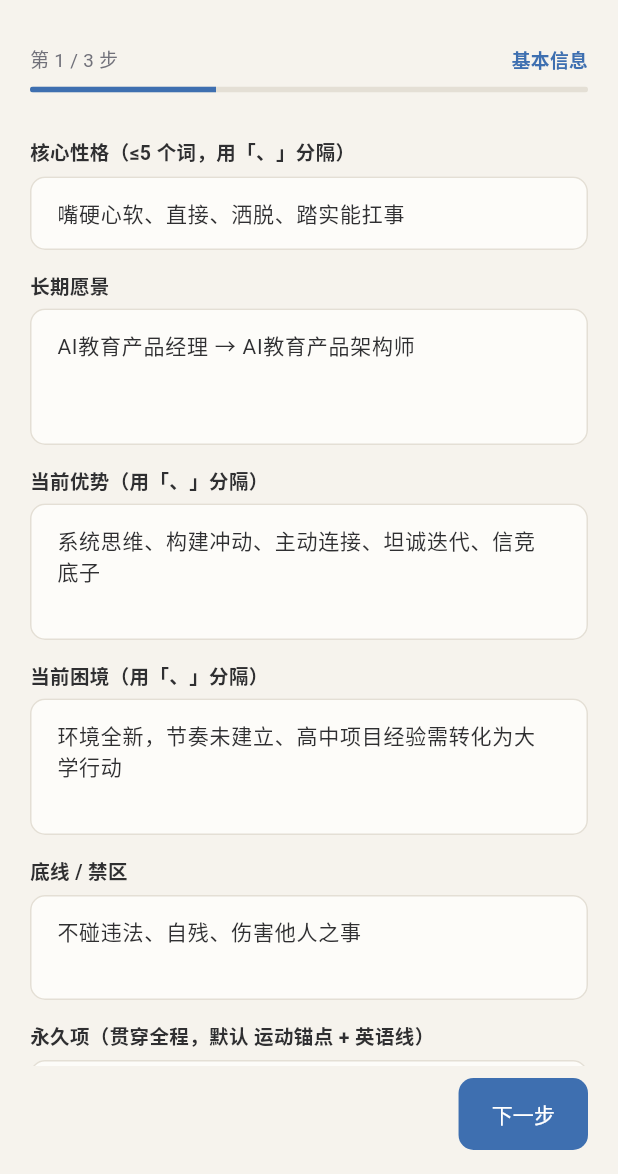
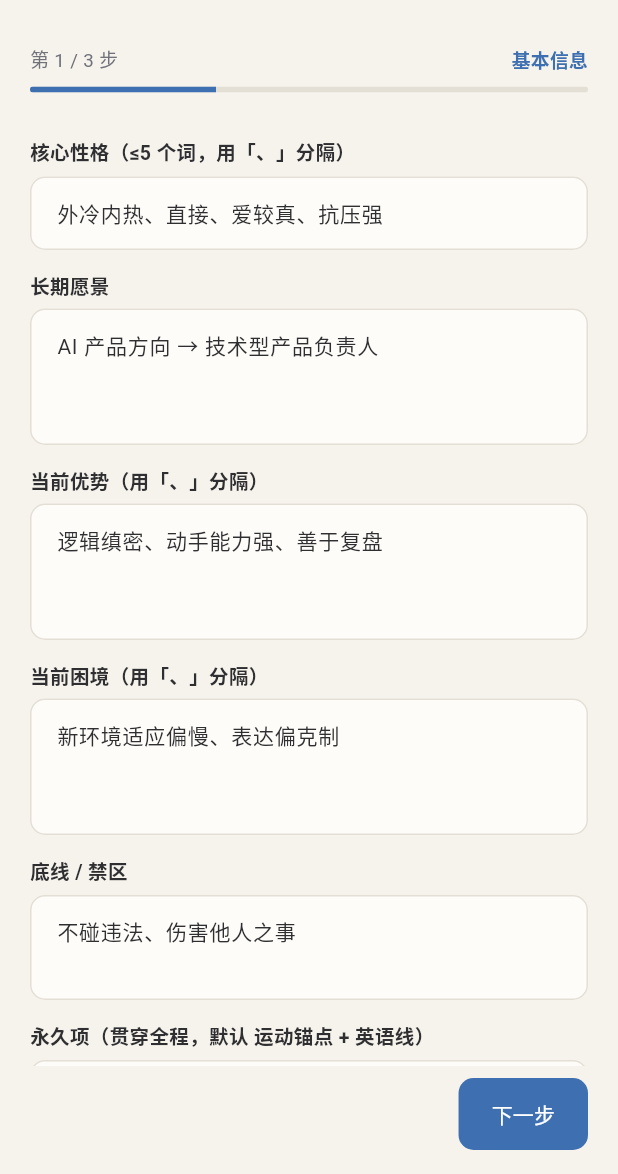
Before and after one commit to maybe-qy/study-tracker, a Flutter app: the screen it shows after launch, swiped to page 3, on a phone screen of 412 x 824 dp, the part 62-1236 px from its top. Run offline on Flutter 3.47's test engine with Material 3 defaults, Android fonts, the phone set to English and light mode, and no system bars; our stand-ins replace dio, flutter_riverpod, go_router, hive_flutter, sqflite; accounts and stored records are empty.

Commit message:
feat: 大学模拟器 APK 开发
Co-authored-by: traeagent <traeagent@users.noreply.github.com>

```diff
--- a/uni_simulator/lib/models/character_profile.dart
+++ b/uni_simulator/lib/models/character_profile.dart
@@ -49,29 +49,29 @@ class CharacterProfile {
         keyNodes = keyNodes ?? <Milestone>[],
         permanentItems = permanentItems ?? <String>['运动锚点', '英语线'];
 
-  /// 示例：王哲栋的默认档案（可在初始化页覆盖）。
+  /// 示例用的虚拟档案（非真实人物），可在初始化页覆盖。
   factory CharacterProfile.demo() => CharacterProfile(
-        name: '王哲栋',
+        name: '林知远',
         gender: '男',
-        birthDate: DateTime(2009, 9, 28),
-        hometown: '杭州',
-        university: '湖南大学（985）· 长沙',
+        birthDate: DateTime(2009, 3, 15),
+        hometown: '成都',
+        university: '江城大学 · 江城',
         education: '本科',
         careerStatus: '大一新生',
         major: '软件工程',
         enrollmentDate: DateTime(2028, 9, 1),
         graduationDate: DateTime(2032, 6, 30),
-        personality: ['嘴硬心软', '直接', '洒脱', '踏实能扛事'],
-        longTermVision: 'AI教育产品经理 → AI教育产品架构师',
-        strengths: ['系统思维', '构建冲动', '主动连接', '坦诚迭代', '信竞底子'],
-        weaknesses: ['环境全新，节奏未建立', '高中项目经验需转化为大学行动'],
-        forbiddenZone: '不碰违法、自残、伤害他人之事',
+        personality: ['外冷内热', '直接', '爱较真', '抗压强'],
+        longTermVision: 'AI 产品方向 → 技术型产品负责人',
+        strengths: ['逻辑缜密', '动手能力强', '善于复盘'],
+        weaknesses: ['新环境适应偏慢', '表达偏克制'],
+        forbiddenZone: '不碰违法、伤害他人之事',
         preferences: ['写代码', '跑步', '产品复盘'],
         riskTolerance: '中高',
         keyNodes: [
-          const Milestone(label: '入学', date: '2028-09', description: '湖南大学软件工程'),
+          const Milestone(label: '入学', date: '2028-09', description: '江城大学软件工程'),
           const Milestone(label: '毕业', date: '2032-06', description: '本科毕业'),
-          const Milestone(label: '目标', date: '2032-07', description: '进入大厂（如腾讯产品岗）'),
+          const Milestone(label: '目标', date: '2032-07', description: '进入互联网公司产品岗'),
         ],
         permanentItems: ['运动锚点', '英语线'],
       );
@@ -110,7 +110,7 @@ class CharacterProfile {
         name: json['name'] as String? ?? '未命名',
         gender: json['gender'] as String? ?? '',
         birthDate: DateTime.tryParse(json['birthDate'] as String? ?? '') ??
-            DateTime(2009, 9, 28),
+            DateTime(2009, 3, 15),
         hometown: json['hometown'] as String? ?? '',
         university: json['university'] as String? ?? '',
         education: json['education'] as String? ?? '',
--- a/uni_simulator/lib/models/game_state.dart
+++ b/uni_simulator/lib/models/game_state.dart
@@ -73,6 +73,7 @@ class GameState {
         'nextPlanDraft': nextPlanDraft?.toJson(),
         'pendingChoices': pendingChoices.map((e) => e.toJson()).toList(),
         'pendingEvent': pendingEvent?.toJson(),
+        'lastOutput': lastOutput?.toJson(),
         'monthsSinceLastEvent': monthsSinceLastEvent,
         'recentVisionScores': recentVisionScores,
         'lastChoiceText': lastChoiceText,
@@ -101,6 +102,10 @@ class GameState {
             ? null
             : RandomEvent.fromJson(
                 Map<String, dynamic>.from(json['pendingEvent'] as Map)),
+        lastOutput: json['lastOutput'] == null
+            ? null
+            : MonthOutput.fromJson(
+                Map<String, dynamic>.from(json['lastOutput'] as Map)),
         monthsSinceLastEvent:
             (json['monthsSinceLastEvent'] as num?)?.toInt() ?? 0,
         recentVisionScores: (json['recentVisionScores'] as List<dynamic>? ?? [])
--- a/uni_simulator/lib/providers/game_provider.dart
+++ b/uni_simulator/lib/providers/game_provider.dart
@@ -241,6 +241,11 @@ class GameNotifier extends Notifier<GameUiState> {
     game.year = year;
     game.month = month;
 
+    // 进入新月份：清空上月的推演产出，避免重启后旧正文挂在新月份下。
+    // 上月正文已存入 SQLite，可在「存档」中回看。
+    game.lastOutput = null;
+    game.pendingChoices = <Choice>[];
+
     final prev = game.currentState;
     game.currentState = MonthlyState(
       year: year,
--- a/uni_simulator/lib/screens/init_screen.dart
+++ b/uni_simulator/lib/screens/init_screen.dart
@@ -35,7 +35,7 @@ class _InitScreenState extends ConsumerState<InitScreen> {
   late final TextEditingController _permanent;
   late final TextEditingController _risk;
 
-  DateTime _birthDate = DateTime(2009, 9, 28);
+  DateTime _birthDate = DateTime(2009, 3, 15);
   DateTime _enrollDate = DateTime(2028, 9, 1);
   DateTime _gradDate = DateTime(2032, 6, 30);
 
@@ -316,19 +316,19 @@ class _InitScreenState extends ConsumerState<InitScreen> {
 
   Widget _stepBasic() => _scroll([
         _label('姓名'),
-        _text(_name, hint: '王哲栋'),
+        _text(_name, hint: '林知远'),
         _label('性别'),
         _text(_gender, hint: '男 / 女'),
         _label('出生日期'),
         _dateTile(_birthDate, (d) => setState(() => _birthDate = d),
             first: DateTime(1990), last: DateTime(2020)),
         _label('家庭所在地'),
-        _text(_hometown, hint: '杭州'),
+        _text(_hometown, hint: '成都'),
       ]);
 
   Widget _stepStudy() => _scroll([
         _label('大学 / 学校（含所在地）'),
-        _text(_university, hint: '湖南大学（985）· 长沙'),
+        _text(_university, hint: '江城大学 · 江城'),
         _label('专业'),
         _text(_major, hint: '软件工程'),
         _label('入学时间'),
@@ -342,15 +342,15 @@ class _InitScreenState extends ConsumerState<InitScreen> {
 
   Widget _stepPersona() => _scroll([
         _label('核心性格（≤5 个词，用「、」分隔）'),
-        _text(_personality, hint: '嘴硬心软、直接、洒脱、踏实能扛事'),
+        _text(_personality, hint: '外冷内热、直接、爱较真、抗压强'),
         _label('长期愿景'),
-        _text(_vision, hint: 'AI教育产品经理 → AI教育产品架构师', maxLines: 3),
+        _text(_vision, hint: 'AI 产品方向 → 技术型产品负责人', maxLines: 3),
         _label('当前优势（用「、」分隔）'),
-        _text(_strengths, hint: '系统思维、构建冲动、主动连接', maxLines: 3),
+        _text(_strengths, hint: '逻辑缜密、动手能力强、善于复盘', maxLines: 3),
         _label('当前困境（用「、」分隔）'),
-        _text(_weaknesses, hint: '环境全新，节奏未建立', maxLines: 3),
+        _text(_weaknesses, hint: '新环境适应偏慢、表达偏克制', maxLines: 3),
         _label('底线 / 禁区'),
-        _text(_forbidden, hint: '不碰违法、自残、伤害他人之事', maxLines: 2),
+        _text(_forbidden, hint: '不碰违法、伤害他人之事', maxLines: 2),
         _label('永久项（贯穿全程，默认 运动锚点 + 英语线）'),
         _text(_permanent, hint: '运动锚点、英语线'),
         _label('风险偏好'),
--- a/uni_simulator/lib/services/llm_service.dart
+++ b/uni_simulator/lib/services/llm_service.dart
@@ -64,6 +64,10 @@ class LlmService {
           'temperature': settings.temperature,
           'max_tokens': settings.maxTokens,
           'stream': false,
+          // DeepSeek 默认开启思考模式，思考 token 会挤占正文额度。
+          // 非思考模式更稳、更快，长正文不易被截断。
+          if (settings.provider == 'deepseek')
+            'thinking': {'type': settings.thinking ? 'enabled' : 'disabled'},
         },
       );
       final data = _asMap(response.data);
--- a/uni_simulator/lib/services/narrative_service.dart
+++ b/uni_simulator/lib/services/narrative_service.dart
@@ -22,7 +22,7 @@ class NarrativeService {
     required List<ArchiveLine> recentArchives,
     RandomEvent? event,
     String? userChoice,
-    int targetLength = 2500,
+    int targetLength = 1500,
   }) async {
     final prompt = PromptBuilder.buildMonthPrompt(
       state: state,
--- a/uni_simulator/lib/services/prompt_builder.dart
+++ b/uni_simulator/lib/services/prompt_builder.dart
@@ -36,7 +36,7 @@ class PromptBuilder {
     required List<ArchiveLine> recentArchives,
     RandomEvent? event,
     String? userChoice,
-    int targetLength = 2500,
+    int targetLength = 1500,
   }) {
     final profile = state.profile;
     final year = state.year;
@@ -46,7 +46,7 @@ class PromptBuilder {
     final snapshot = state.currentState;
 
     final buffer = StringBuffer();
-    buffer.writeln('基于以下状态，生成一段 $targetLength 字左右的叙事（不少于 ${(targetLength * 0.6).round()} 字）。');
+    buffer.writeln('基于以下状态，生成一段约 $targetLength 字的叙事（${(targetLength * 0.6).round()}–${(targetLength * 1.2).round()} 字，务必不要超长，超出部分会被截断）。');
     buffer.writeln();
     buffer.writeln('【当前状态】');
     buffer.writeln('- 时间：$year年$month月');
@@ -102,6 +102,7 @@ class PromptBuilder {
     buffer.writeln('5. 每段经历要有可追溯的结果。');
     buffer.writeln('6. 永久项「运动」与「英语」必须出现，不可省略。');
     buffer.writeln('7. 必须遵循下方的输出格式，四个二级标题缺一不可。');
+    buffer.writeln('8. 篇幅要克制：叙事控制在 ${(targetLength * 1.2).round()} 字以内，保证「状态快照 / 下月计划草案 / 选择题」三个部分能完整输出，绝不能因为写太长而被截断。');
     buffer.writeln();
     buffer.write(_outputFormat(year, month, age, profile));
     return buffer.toString();
--- a/uni_simulator/pubspec.yaml
+++ b/uni_simulator/pubspec.yaml
@@ -16,7 +16,7 @@ publish_to: 'none' # Remove this line if you wish to publish to pub.dev
 # https://developer.apple.com/library/archive/documentation/General/Reference/InfoPlistKeyReference/Articles/CoreFoundationKeys.html
 # In Windows, build-name is used as the major, minor, and patch parts
 # of the product and file versions while build-number is used as the build suffix.
-version: 1.0.0+1
+version: 1.0.1+2
 
 environment:
   sdk: ^3.13.5
```
Also changed, not shown: uni_simulator/lib/models/llm_settings.dart (+17 -8 lines), uni_simulator/lib/models/month_output.dart (+22 -0 lines), uni_simulator/lib/screens/settings_screen.dart (+23 -3 lines).
